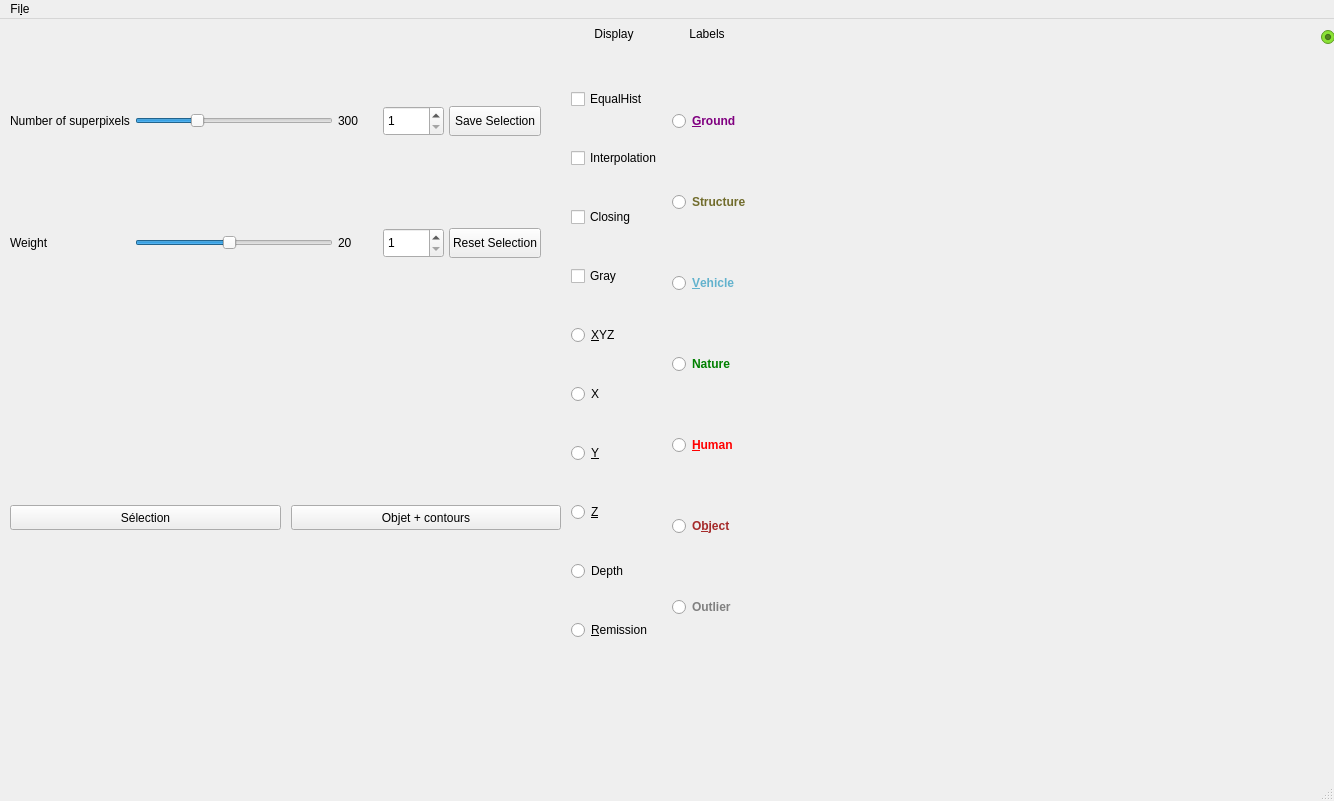
Before: the Qt Designer form src/mainwindow.ui in arthurjm/pfe, drawn with Qt 5.
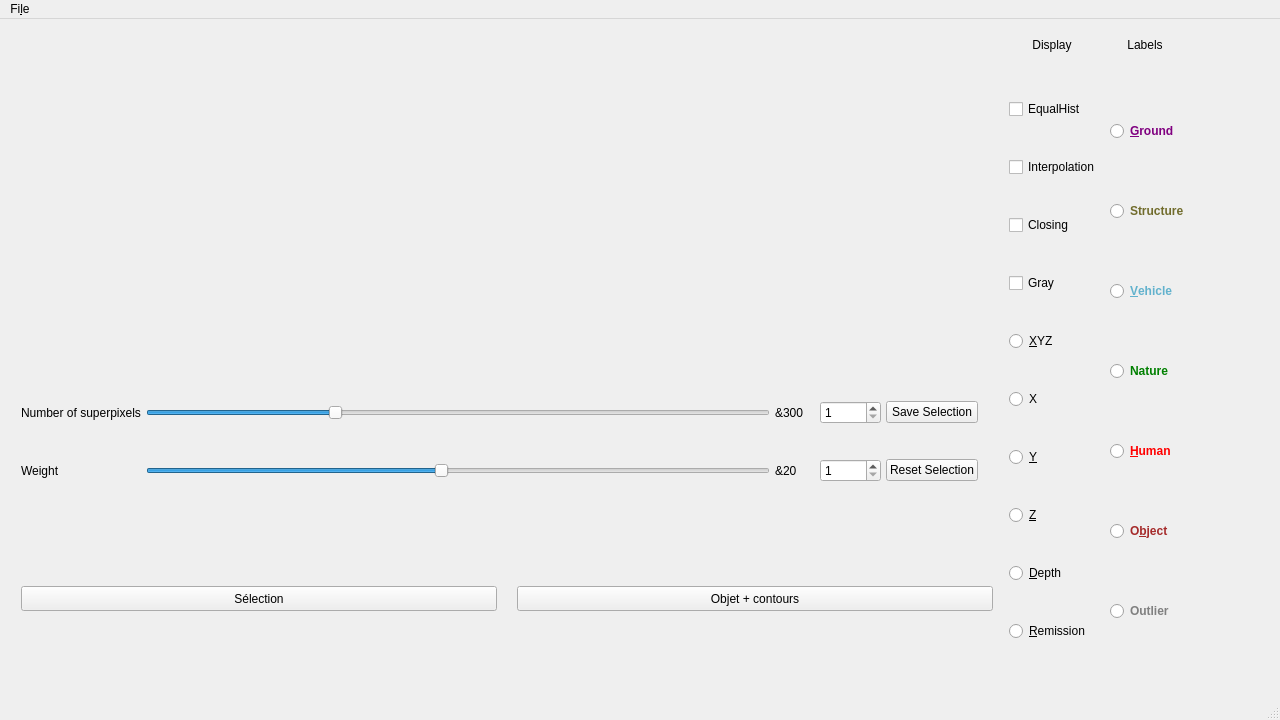
After: the same form once the commit is applied. Custom widgets are drawn as their Qt base class.

Commit message: Better graphic interface

Patch:
```diff
--- a/src/mainwindow.ui
+++ b/src/mainwindow.ui
@@ -2,147 +2,108 @@
 <ui version="4.0">
  <class>MainWindow</class>
  <widget class="QMainWindow" name="MainWindow">
-  <property name="geometry">
-   <rect>
-    <x>0</x>
-    <y>0</y>
-    <width>1334</width>
-    <height>801</height>
-   </rect>
+  <property name="minimumSize">
+   <size>
+    <width>1280</width>
+    <height>720</height>
+   </size>
+  </property>
+  <property name="maximumSize">
+   <size>
+    <width>1280</width>
+    <height>720</height>
+   </size>
   </property>
   <property name="windowTitle">
    <string>Fast Hierarchy</string>
   </property>
   <widget class="QWidget" name="centralWidget">
-   <widget class="QWidget" name="horizontalWidget" native="true">
+   <widget class="QWidget" name="mainWidget" native="true">
     <property name="geometry">
      <rect>
       <x>0</x>
       <y>0</y>
-      <width>751</width>
-      <height>661</height>
+      <width>1200</width>
+      <height>673</height>
      </rect>
     </property>
     <layout class="QHBoxLayout" name="globalHorizontal">
-     <property name="spacing">
-      <number>10</number>
-     </property>
-     <property name="leftMargin">
-      <number>10</number>
-     </property>
-     <property name="topMargin">
-      <number>0</number>
-     </property>
-     <property name="rightMargin">
-      <number>0</number>
-     </property>
-     <property name="bottomMargin">
-      <number>0</number>
-     </property>
      <item>
-      <widget class="QWidget" name="widgetImage" native="true">
-       <property name="minimumSize">
-        <size>
-         <width>30</width>
-         <height>30</height>
-        </size>
-       </property>
-       <layout class="QVBoxLayout" name="gloabalVerticalLeft">
+      <layout class="QVBoxLayout" name="displayLayout">
         <property name="spacing">
-         <number>10</number>
-        </property>
-        <property name="sizeConstraint">
-         <enum>QLayout::SetDefaultConstraint</enum>
-        </property>
-        <property name="leftMargin">
          <number>0</number>
         </property>
-        <property name="topMargin">
-         <number>0</number>
-        </property>
-        <property name="rightMargin">
-         <number>0</number>
-        </property>
-        <property name="bottomMargin">
-         <number>0</number>
-        </property>
         <item>
-         <widget class="QWidget" name="widgetSliders" native="true">
-          <property name="minimumSize">
-           <size>
-            <width>0</width>
-            <height>0</height>
-           </size>
-          </property>
-          <property name="maximumSize">
-           <size>
-            <width>16777215</width>
-            <height>16777215</height>
-           </size>
-          </property>
+        <widget class="QVTKWidget" name="vtkWidget" native="true"/>
+       </item>
+       <item>
+        <widget class="ClickableLabel" name="clWidget"/>
+       </item>
+       <item>
+        <widget class="QWidget" name="slidersWidget" native="true">
           <layout class="QGridLayout" name="gridLayoutSliders">
            <property name="leftMargin">
-            <number>0</number>
+           <number>10</number>
            </property>
            <property name="topMargin">
-            <number>0</number>
+           <number>10</number>
            </property>
            <property name="rightMargin">
-            <number>0</number>
+           <number>5</number>
            </property>
            <property name="bottomMargin">
             <number>0</number>
            </property>
-           <property name="spacing">
+          <property name="horizontalSpacing">
             <number>5</number>
            </property>
+          <property name="verticalSpacing">
+           <number>0</number>
+          </property>
+          <item row="0" column="2">
+           <widget class="QLabel" name="valueNbSpxSlider">
+            <property name="minimumSize">
+             <size>
+              <width>40</width>
+              <height>0</height>
+             </size>
+            </property>
+            <property name="baseSize">
+             <size>
+              <width>0</width>
+              <height>0</height>
+             </size>
+            </property>
+            <property name="text">
+             <string>&amp;300</string>
+            </property>
+           </widget>
+          </item>
+          <item row="0" column="0">
+           <widget class="QLabel" name="nbSpxLabel">
+            <property name="text">
+             <string>Number of superpixels</string>
+            </property>
+           </widget>
+          </item>
            <item row="0" column="4">
             <widget class="QPushButton" name="saveSelectionButton">
-             <property name="maximumSize">
-              <size>
-               <width>16777215</width>
-               <height>30</height>
-              </size>
-             </property>
              <property name="text">
               <string>Save Selection</string>
              </property>
-            </widget>
-           </item>
-           <item row="2" column="4">
-            <widget class="QPushButton" name="resetSelectionButton">
-             <property name="maximumSize">
-              <size>
-               <width>16777215</width>
-               <height>30</height>
-              </size>
-             </property>
-             <property name="text">
-              <string>Reset Selection</string>
-             </property>
-            </widget>
-           </item>
-           <item row="0" column="0">
-            <widget class="QLabel" name="nbSpxLabel">
-             <property name="maximumSize">
-              <size>
-               <width>16777215</width>
-               <height>30</height>
-              </size>
-             </property>
-             <property name="text">
-              <string>Number of superpixels</string>
+            <property name="autoDefault">
+             <bool>false</bool>
+            </property>
+            <property name="default">
+             <bool>false</bool>
+            </property>
+            <property name="flat">
+             <bool>false</bool>
              </property>
             </widget>
            </item>
            <item row="2" column="1">
             <widget class="QSlider" name="weightSlider">
-             <property name="maximumSize">
-              <size>
-               <width>16777215</width>
-               <height>30</height>
-              </size>
-             </property>
              <property name="minimum">
               <number>1</number>
              </property>
@@ -159,47 +120,33 @@
            </item>
            <item row="2" column="2">
             <widget class="QLabel" name="valueWeightSlider">
-             <property name="maximumSize">
-              <size>
-               <width>60</width>
-               <height>30</height>
-              </size>
-             </property>
              <property name="text">
-              <string>20</string>
+             <string>&amp;20</string>
              </property>
             </widget>
            </item>
-           <item row="0" column="5">
-            <widget class="QLabel" name="selectedColorLabel">
-             <property name="minimumSize">
-              <size>
-               <width>15</width>
-               <height>15</height>
-              </size>
-             </property>
-             <property name="maximumSize">
-              <size>
-               <width>16777215</width>
-               <height>30</height>
-              </size>
-             </property>
-             <property name="autoFillBackground">
-              <bool>true</bool>
-             </property>
+          <item row="2" column="3">
+           <widget class="QSpinBox" name="spinBoxMaxWeight">
+            <property name="minimum">
+             <number>1</number>
+            </property>
+            <property name="maximum">
+             <number>100</number>
+            </property>
+            <property name="singleStep">
+             <number>10</number>
+            </property>
+           </widget>
+          </item>
+          <item row="2" column="4">
+           <widget class="QPushButton" name="resetSelectionButton">
              <property name="text">
-              <string/>
+             <string>Reset Selection</string>
              </property>
             </widget>
            </item>
            <item row="0" column="3">
             <widget class="QSpinBox" name="spinBoxMaxSpx">
-             <property name="maximumSize">
-              <size>
-               <width>16777215</width>
-               <height>30</height>
-              </size>
-             </property>
              <property name="minimum">
               <number>1</number>
              </property>
@@ -211,39 +158,8 @@
              </property>
             </widget>
            </item>
-           <item row="0" column="2">
-            <widget class="QLabel" name="valueNbSpxSlider">
-             <property name="minimumSize">
-              <size>
-               <width>40</width>
-               <height>0</height>
-              </size>
-             </property>
-             <property name="maximumSize">
-              <size>
-               <width>60</width>
-               <height>30</height>
-              </size>
-             </property>
-             <property name="baseSize">
-              <size>
-               <width>0</width>
-               <height>0</height>
-              </size>
-             </property>
-             <property name="text">
-              <string>300</string>
-             </property>
-            </widget>
-           </item>
            <item row="0" column="1">
             <widget class="QSlider" name="nbSpxSlider">
-             <property name="maximumSize">
-              <size>
-               <width>16777215</width>
-               <height>30</height>
-              </size>
-             </property>
              <property name="minimum">
               <number>1</number>
              </property>
@@ -258,25 +174,6 @@
              </property>
             </widget>
            </item>
-           <item row="2" column="3">
-            <widget class="QSpinBox" name="spinBoxMaxWeight">
-             <property name="maximumSize">
-              <size>
-               <width>16777215</width>
-               <height>30</height>
-              </size>
-             </property>
-             <property name="minimum">
-              <number>1</number>
-             </property>
-             <property name="maximum">
-              <number>100</number>
-             </property>
-             <property name="singleStep">
-              <number>10</number>
-             </property>
-            </widget>
-           </item>
            <item row="2" column="0">
             <widget class="QLabel" name="weightLabel">
              <property name="maximumSize">
@@ -290,42 +187,38 @@
              </property>
             </widget>
            </item>
-          </layout>
-         </widget>
-        </item>
-        <item>
-         <widget class="QWidget" name="widgetImages" native="true">
-          <property name="maximumSize">
+          <item row="0" column="5">
+           <widget class="QLabel" name="selectedColorLabel">
+            <property name="minimumSize">
            <size>
-            <width>16777215</width>
-            <height>16777215</height>
-           </size>
-          </property>
-          <layout class="QGridLayout" name="gridImages">
+              <width>15</width>
+              <height>15</height>
+             </size>
+            </property>
+            <property name="autoFillBackground">
+             <bool>true</bool>
+            </property>
+            <property name="text">
+             <string/>
+            </property>
+           </widget>
+          </item>
+         </layout>
+        </widget>
+       </item>
+       <item>
+        <widget class="QWidget" name="selectionWidget" native="true">
+         <layout class="QHBoxLayout" name="selectionLayout">
+          <property name="spacing">
+           <number>20</number>
+          </property>
            <property name="leftMargin">
-            <number>0</number>
+           <number>10</number>
            </property>
            <property name="topMargin">
-            <number>0</number>
+           <number>10</number>
            </property>
            <property name="rightMargin">
-            <number>0</number>
-           </property>
-           <property name="bottomMargin">
-            <number>0</number>
-           </property>
-           <property name="horizontalSpacing">
-            <number>0</number>
-           </property>
-           <property name="verticalSpacing">
-            <number>10</number>
-           </property>
-           <item row="0" column="0">
-            <layout class="QHBoxLayout" name="layoutImages"/>
-           </item>
-           <item row="2" column="0">
-            <layout class="QHBoxLayout" name="horizontalLayout_3">
-             <property name="spacing">
               <number>10</number>
              </property>
              <item>
@@ -336,12 +229,6 @@
                  <height>25</height>
                 </size>
                </property>
-               <property name="maximumSize">
-                <size>
-                 <width>16777215</width>
-                 <height>25</height>
-                </size>
-               </property>
                <property name="text">
                 <string>Sélection</string>
                </property>
@@ -361,12 +248,6 @@
                  <height>25</height>
                 </size>
                </property>
-               <property name="maximumSize">
-                <size>
-                 <width>16777215</width>
-                 <height>25</height>
-                </size>
-               </property>
                <property name="text">
                 <string>Objet + contours</string>
                </property>
@@ -379,15 +260,9 @@
               </widget>
              </item>
             </layout>
-           </item>
-           <item row="1" column="0">
-            <layout class="QHBoxLayout" name="pointCloudLayout"/>
-           </item>
-          </layout>
          </widget>
         </item>
        </layout>
-      </widget>
      </item>
      <item>
       <layout class="QGridLayout" name="gridLayout">
@@ -494,7 +369,7 @@
             <item>
              <widget class="QRadioButton" name="display_Depth">
               <property name="text">
-               <string>Depth</string>
+               <string>&amp;Depth</string>
               </property>
              </widget>
             </item>
@@ -1243,7 +1118,7 @@
     <rect>
      <x>0</x>
      <y>0</y>
-     <width>1334</width>
+     <width>1280</width>
      <height>30</height>
     </rect>
    </property>
@@ -1266,6 +1141,18 @@
   </action>
  </widget>
  <layoutdefault spacing="6" margin="11"/>
+ <customwidgets>
+  <customwidget>
+   <class>QVTKWidget</class>
+   <extends>QWidget</extends>
+   <header>QVTKWidget.h</header>
+  </customwidget>
+  <customwidget>
+   <class>ClickableLabel</class>
+   <extends>QLabel</extends>
+   <header>clickablelabel.h</header>
+  </customwidget>
+ </customwidgets>
  <resources/>
  <connections/>
 </ui>
```
Lines whose indentation alone changed are shown as unchanged. The commit also changes 5 other files.
